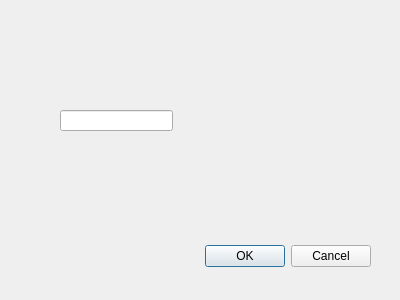
Above: View/newbookmark.ui from edsykes/BookmarkManager before the change. Below: the same form after it.
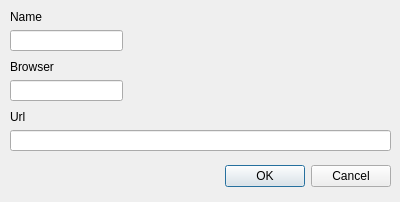
That is the form after the change.

Commit message: Added edit boxes for the url and bookmark name. Wired them up to the mainwindow model and outputted a debug message showing that the data is coollected correctly when the dialog ok is clicked

```diff
--- a/View/newbookmark.ui
+++ b/View/newbookmark.ui
@@ -7,7 +7,7 @@
     <x>0</x>
     <y>0</y>
     <width>400</width>
-    <height>300</height>
+    <height>202</height>
    </rect>
   </property>
   <property name="windowTitle">
@@ -16,8 +16,8 @@
   <widget class="QDialogButtonBox" name="buttonBox">
    <property name="geometry">
     <rect>
-     <x>30</x>
-     <y>240</y>
+     <x>50</x>
+     <y>160</y>
      <width>341</width>
      <height>32</height>
     </rect>
@@ -32,13 +32,72 @@
   <widget class="QLineEdit" name="editBrowser">
    <property name="geometry">
     <rect>
-     <x>60</x>
+     <x>10</x>
+     <y>80</y>
+     <width>113</width>
+     <height>21</height>
+    </rect>
+   </property>
+  </widget>
+  <widget class="QLabel" name="label">
+   <property name="geometry">
+    <rect>
+     <x>10</x>
+     <y>60</y>
+     <width>47</width>
+     <height>14</height>
+    </rect>
+   </property>
+   <property name="text">
+    <string>Browser</string>
+   </property>
+  </widget>
+  <widget class="QLabel" name="label_2">
+   <property name="geometry">
+    <rect>
+     <x>10</x>
      <y>110</y>
+     <width>47</width>
+     <height>14</height>
+    </rect>
+   </property>
+   <property name="text">
+    <string>Url</string>
+   </property>
+  </widget>
+  <widget class="QLineEdit" name="editBoxUrl">
+   <property name="geometry">
+    <rect>
+     <x>10</x>
+     <y>130</y>
+     <width>381</width>
+     <height>21</height>
+    </rect>
+   </property>
+  </widget>
+  <widget class="QLineEdit" name="editBoxName">
+   <property name="geometry">
+    <rect>
+     <x>10</x>
+     <y>30</y>
      <width>113</width>
      <height>21</height>
     </rect>
    </property>
   </widget>
+  <widget class="QLabel" name="label_3">
+   <property name="geometry">
+    <rect>
+     <x>10</x>
+     <y>10</y>
+     <width>47</width>
+     <height>14</height>
+    </rect>
+   </property>
+   <property name="text">
+    <string>Name</string>
+   </property>
+  </widget>
  </widget>
  <resources/>
  <connections>
```
The commit also changes 3 other files.
